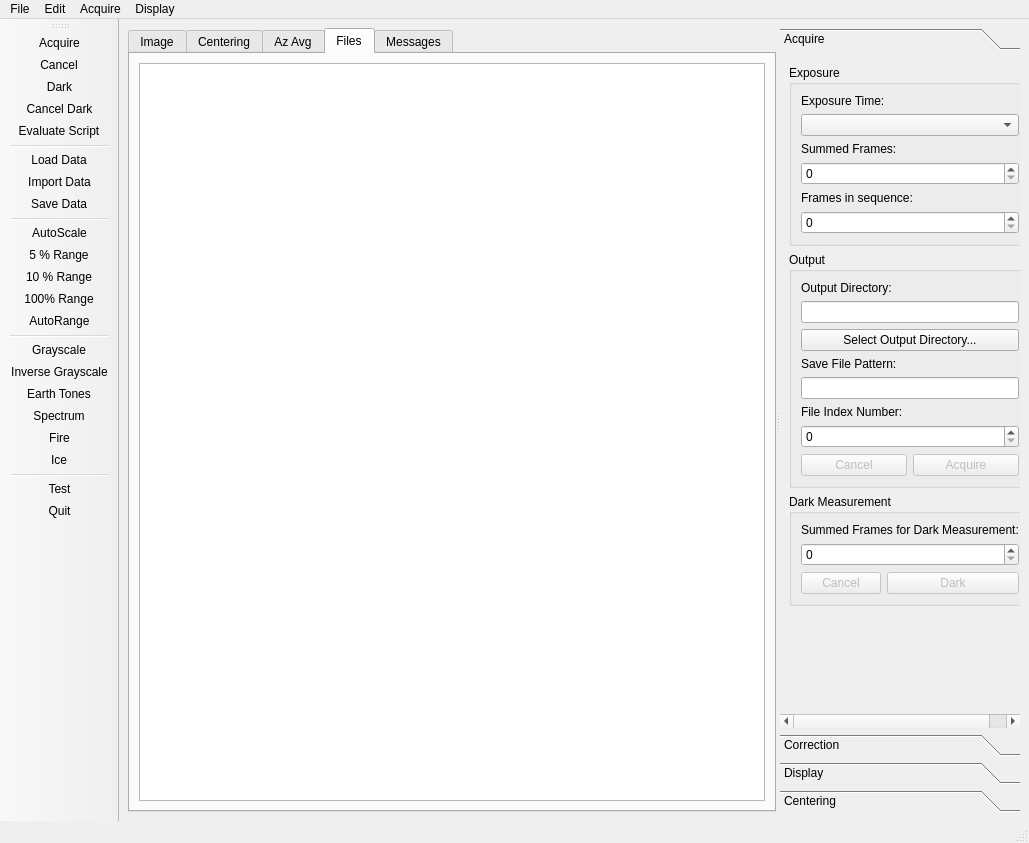
Qt form qxrdwindow.ui (guyjennings/qxrd) before a commit.
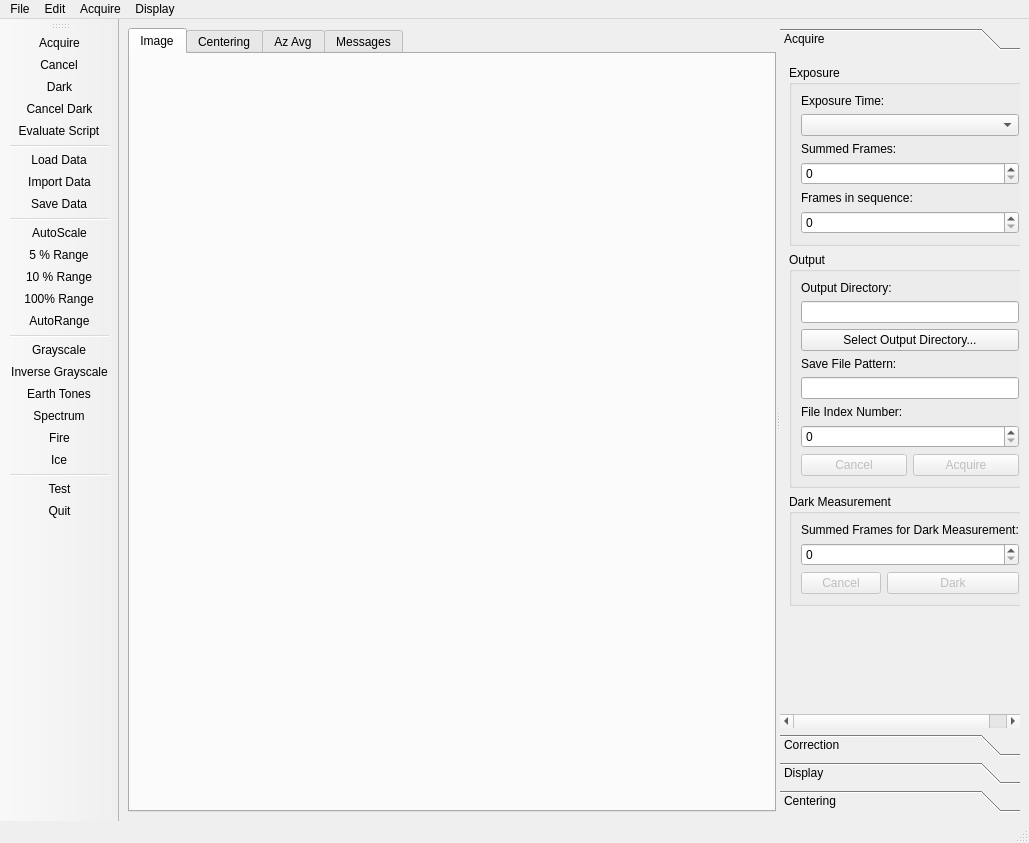
The same form after that commit. The open tabs and pages were chosen to show the change. Icons and pictures are not drawn. Custom widgets are drawn as their Qt base class.

Commit message: Removed file browser Added acquisition thread debugging output

```diff
--- a/qxrdwindow.ui
+++ b/qxrdwindow.ui
@@ -78,32 +78,6 @@
          </item>
         </layout>
        </widget>
-       <widget class="QWidget" name="tab_3">
-        <attribute name="title">
-         <string>Files</string>
-        </attribute>
-        <layout class="QGridLayout" name="gridLayout_10">
-         <item row="0" column="0">
-          <widget class="QTreeView" name="m_FileBrowser">
-           <property name="dragDropMode">
-            <enum>QAbstractItemView::NoDragDrop</enum>
-           </property>
-           <property name="alternatingRowColors">
-            <bool>true</bool>
-           </property>
-           <property name="selectionMode">
-            <enum>QAbstractItemView::ExtendedSelection</enum>
-           </property>
-           <property name="textElideMode">
-            <enum>Qt::ElideMiddle</enum>
-           </property>
-           <property name="sortingEnabled">
-            <bool>true</bool>
-           </property>
-          </widget>
-         </item>
-        </layout>
-       </widget>
        <widget class="QWidget" name="tab_2">
         <attribute name="title">
          <string>Messages</string>
```
The commit also changes 6 other files.
